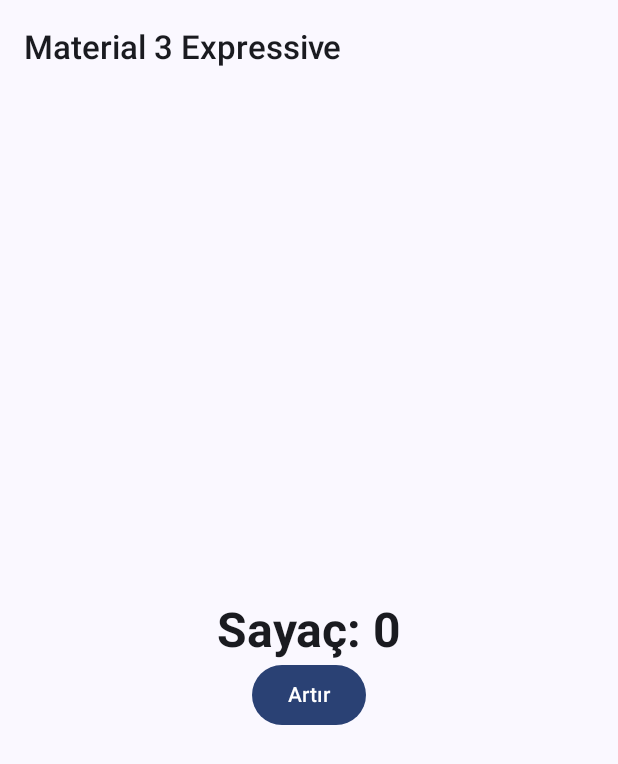
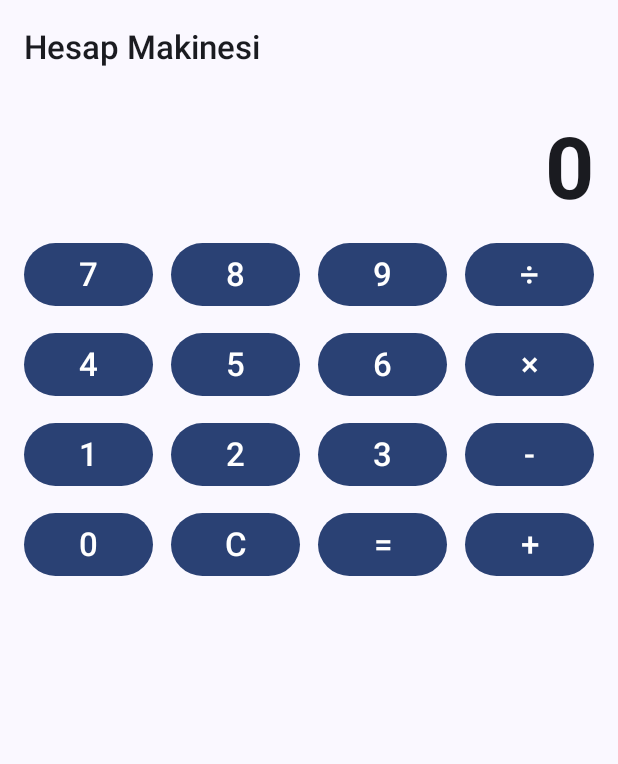
Before and after one commit to bzbbbzbbxnajjsjjsjx-lang/Bebegimm22, an Android app built with Jetpack Compose: the screen it shows after launch (MainActivity), on a phone screen of 412 x 824 dp. Shown: the top 764 px of the screen. Run offline under Robolectric (Android 15) with nearby library versions, the phone set to English and light mode, and no system bars.

Commit message:
Add M3 Expressive calculator app and GitHub Actions build workflow

```diff
--- a/app/src/main/java/com/example/expressiveapp/MainActivity.kt
+++ b/app/src/main/java/com/example/expressiveapp/MainActivity.kt
@@ -5,7 +5,9 @@ import androidx.activity.ComponentActivity
 import androidx.activity.compose.setContent
 import androidx.compose.foundation.layout.Arrangement
 import androidx.compose.foundation.layout.Column
+import androidx.compose.foundation.layout.Row
 import androidx.compose.foundation.layout.fillMaxSize
+import androidx.compose.foundation.layout.fillMaxWidth
 import androidx.compose.foundation.layout.padding
 import androidx.compose.material3.Button
 import androidx.compose.material3.MaterialTheme
@@ -14,11 +16,11 @@ import androidx.compose.material3.Text
 import androidx.compose.material3.TopAppBar
 import androidx.compose.runtime.Composable
 import androidx.compose.runtime.getValue
-import androidx.compose.runtime.mutableIntStateOf
+import androidx.compose.runtime.mutableStateOf
 import androidx.compose.runtime.remember
 import androidx.compose.runtime.setValue
-import androidx.compose.ui.Alignment
 import androidx.compose.ui.Modifier
+import androidx.compose.ui.text.style.TextAlign
 import androidx.compose.ui.unit.dp
 import com.example.expressiveapp.ui.theme.ExpressiveAppTheme
 
@@ -27,32 +29,89 @@ class MainActivity : ComponentActivity() {
         super.onCreate(savedInstanceState)
         setContent {
             ExpressiveAppTheme {
-                MainScreen()
+                CalculatorScreen()
             }
         }
     }
 }
 
 @Composable
-fun MainScreen() {
-    var count by remember { mutableIntStateOf(0) }
+fun CalculatorScreen() {
+    var display by remember { mutableStateOf("0") }
+    var first by remember { mutableStateOf<Double?>(null) }
+    var op by remember { mutableStateOf<String?>(null) }
+    var newInput by remember { mutableStateOf(true) }
+
+    fun applyDigit(d: String) {
+        display = if (newInput || display == "0") d else display + d
+        newInput = false
+    }
+
+    fun applyOp(o: String) {
+        first = display.toDoubleOrNull()
+        op = o
+        newInput = true
+    }
+
+    fun calculate() {
+        val a = first ?: return
+        val b = display.toDoubleOrNull() ?: return
+        val result = when (op) {
+            "+" -> a + b
+            "-" -> a - b
+            "×" -> a * b
+            "÷" -> if (b != 0.0) a / b else Double.NaN
+            else -> b
+        }
+        display = if (result.isNaN()) "Hata" else result.toString().removeSuffix(".0")
+        first = null
+        op = null
+        newInput = true
+    }
+
     Scaffold(
-        topBar = { TopAppBar(title = { Text("Material 3 Expressive") }) }
+        topBar = { TopAppBar(title = { Text("Hesap Makinesi") }) }
     ) { padding ->
         Column(
             modifier = Modifier
                 .fillMaxSize()
                 .padding(padding)
-                .padding(24.dp),
-            horizontalAlignment = Alignment.CenterHorizontally,
-            verticalArrangement = Arrangement.Center
+                .padding(16.dp),
+            verticalArrangement = Arrangement.spacedBy(12.dp)
         ) {
             Text(
-                text = "Sayaç: $count",
-                style = MaterialTheme.typography.headlineLarge
+                text = display,
+                style = MaterialTheme.typography.displayLarge,
+                textAlign = TextAlign.End,
+                modifier = Modifier.fillMaxWidth()
             )
-            Button(onClick = { count++ }) {
-                Text("Artır")
+            val rows = listOf(
+                listOf("7", "8", "9", "÷"),
+                listOf("4", "5", "6", "×"),
+                listOf("1", "2", "3", "-"),
+                listOf("0", "C", "=", "+")
+            )
+            rows.forEach { row ->
+                Row(
+                    horizontalArrangement = Arrangement.spacedBy(12.dp),
+                    modifier = Modifier.fillMaxWidth()
+                ) {
+                    row.forEach { label ->
+                        Button(
+                            onClick = {
+                                when (label) {
+                                    "C" -> { display = "0"; first = null; op = null; newInput = true }
+                                    "=" -> calculate()
+                                    "+", "-", "×", "÷" -> applyOp(label)
+                                    else -> applyDigit(label)
+                                }
+                            },
+                            modifier = Modifier.weight(1f)
+                        ) {
+                            Text(label, style = MaterialTheme.typography.titleLarge)
+                        }
+                    }
+                }
             }
         }
     }
```
Also changed, not shown: 1 other file.
